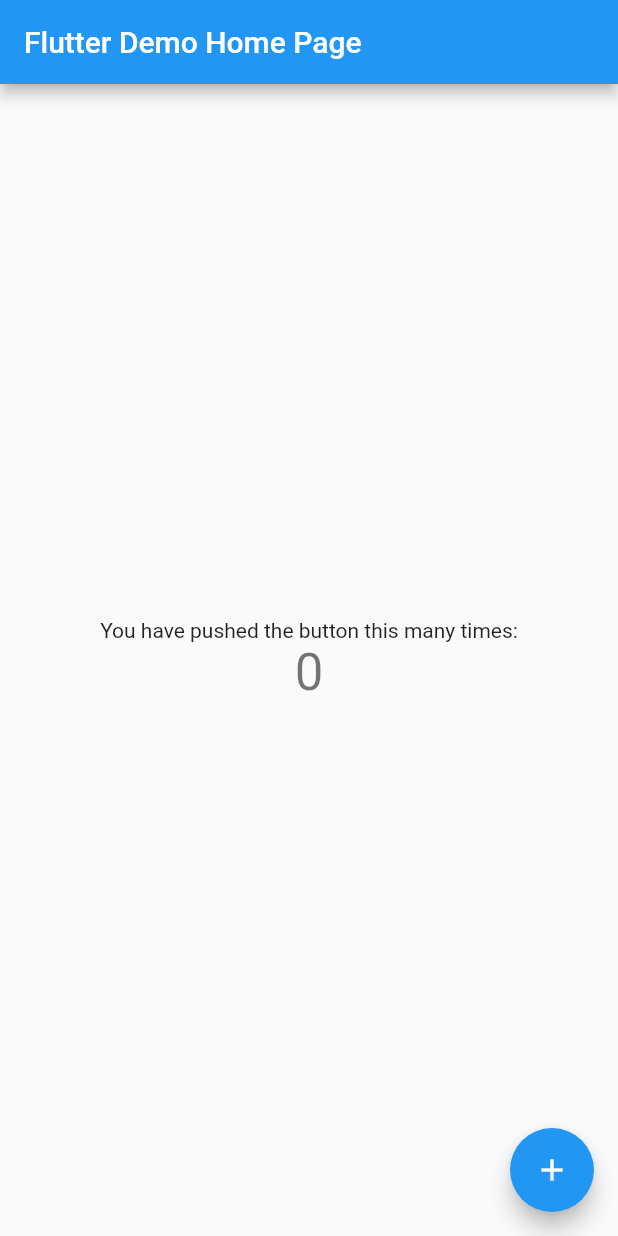
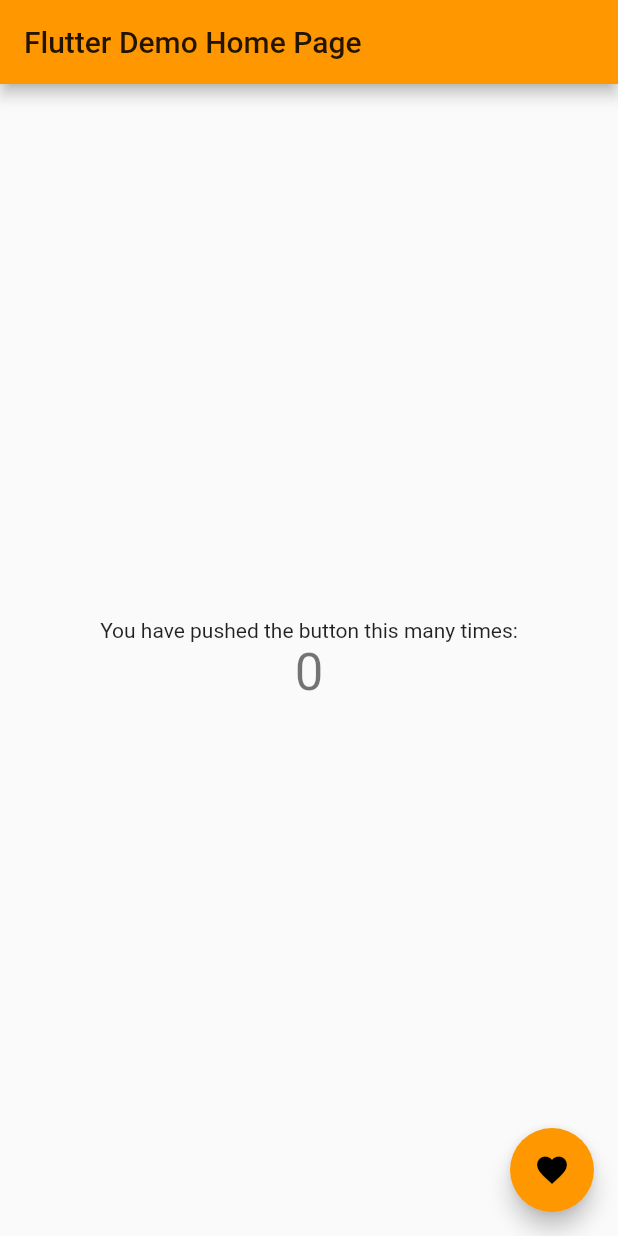
Before and after one commit to dewanshrawat15/medium-demo, a Flutter app: the screen it shows after launch, on a phone screen of 412 x 824 dp. Run offline on Flutter 3.47's test engine with Material 2 defaults, Android fonts, the phone set to English and light mode, and no system bars.

Commit message:
Updating readme and main.dart

```diff
--- a/lib/main.dart
+++ b/lib/main.dart
@@ -9,7 +9,7 @@ class MyApp extends StatelessWidget {
     return MaterialApp(
       title: 'Flutter Demo',
       theme: ThemeData(
-        primarySwatch: Colors.blue,
+        primarySwatch: Colors.orange,
       ),
       home: MyHomePage(title: 'Flutter Demo Home Page'),
     );
@@ -56,7 +56,7 @@ class _MyHomePageState extends State<MyHomePage> {
       floatingActionButton: FloatingActionButton(
         onPressed: _incrementCounter,
         tooltip: 'Increment',
-        child: Icon(Icons.add),
+        child: Icon(Icons.favorite),
       ),
     );
   }
```
Also changed, not shown: 1 other file.
